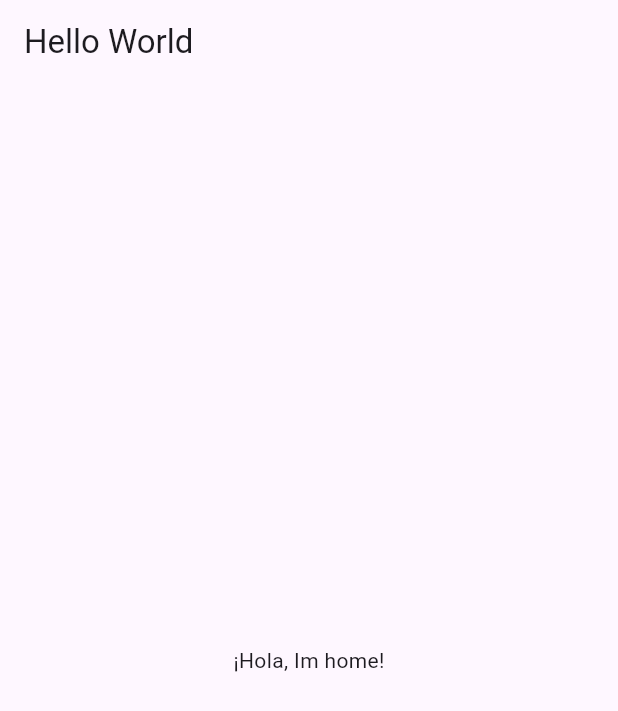
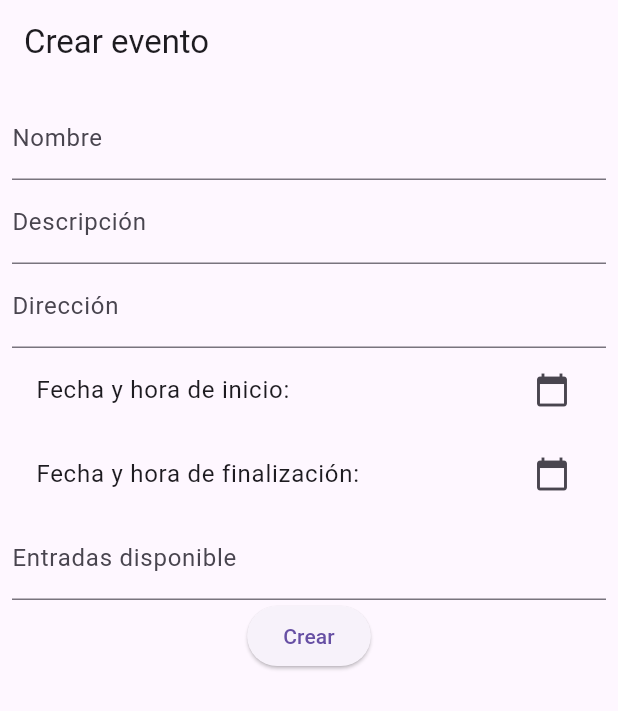
Before and after one commit to ubonano/QuickEntry, a Flutter app: the screen it shows after launch, on a phone screen of 412 x 824 dp. Shown: the top 711 px of the screen. Run offline on Flutter 3.47's test engine with Material 3 defaults, Android fonts, the light colour scheme and no system bars; our stand-ins replace firebase_core; accounts and stored records are empty; statements that could not run were skipped.

Commit message:
Form created

```diff
--- a/lib/main.dart
+++ b/lib/main.dart
@@ -1,7 +1,7 @@
 import 'package:firebase_core/firebase_core.dart';
 import 'package:flutter/material.dart';
-import 'package:quick_entry/views/home_screen.dart';
 import 'firebase/firebase_options.dart';
+import 'views/event_form_screen.dart';
 
 void main() async {
   await Firebase.initializeApp(
@@ -15,9 +15,9 @@ class QuickEntryApp extends StatelessWidget {
 
   @override
   Widget build(BuildContext context) {
-    return const MaterialApp(
+    return MaterialApp(
       title: 'QuickEntry',
-      home: HomeScreen(),
+      home: EventFormScreen(),
     );
   }
 }
--- /dev/null
+++ b/lib/views/event_form_screen.dart
@@ -0,0 +1,186 @@
+import 'package:flutter/material.dart';
+import 'package:intl/intl.dart';
+
+class EventFormScreen extends StatefulWidget {
+  @override
+  _EventFormScreenState createState() => _EventFormScreenState();
+}
+
+class _EventFormScreenState extends State<EventFormScreen> {
+  final _formKey = GlobalKey<FormState>();
+  final _nameController = TextEditingController();
+  final _descriptionController = TextEditingController();
+  final _addressController = TextEditingController();
+  final _availableTicketsController = TextEditingController();
+  DateTime? _startDateTime;
+  DateTime? _endDateTime;
+
+  @override
+  Widget build(BuildContext context) {
+    return Scaffold(
+      appBar: AppBar(title: const Text('Crear evento')),
+      body: Padding(
+        padding: const EdgeInsets.all(8.0),
+        child: EventForm(
+          formKey: _formKey,
+          fieldsControllers: {
+            'name': _nameController,
+            'description': _descriptionController,
+            'address': _addressController,
+            'availableTickets': _availableTicketsController
+          },
+          onPickDateTime: _pickDateTime,
+          onSubmit: _validateAndSubmit,
+          startDateTime: _startDateTime,
+          endDateTime: _endDateTime,
+        ),
+      ),
+    );
+  }
+
+  Future<void> _pickDateTime(bool isStart) async {
+    final date =
+        await _selectDate(context, isStart ? _startDateTime : _endDateTime);
+    final time =
+        await _selectTime(context, isStart ? _startDateTime : _endDateTime);
+
+    if (date != null && time != null) {
+      final selectedDateTime =
+          DateTime(date.year, date.month, date.day, time.hour, time.minute);
+      setState(() => isStart
+          ? _startDateTime = selectedDateTime
+          : _endDateTime = selectedDateTime);
+    }
+  }
+
+  Future<DateTime?> _selectDate(
+      BuildContext context, DateTime? initialDate) async {
+    return await showDatePicker(
+      context: context,
+      initialDate: initialDate ?? DateTime.now(),
+      firstDate: DateTime(2000),
+      lastDate: DateTime(2100),
+    );
+  }
+
+  Future<TimeOfDay?> _selectTime(
+      BuildContext context, DateTime? initialDateTime) async {
+    return await showTimePicker(
+      context: context,
+      initialTime: TimeOfDay.fromDateTime(initialDateTime ?? DateTime.now()),
+    );
+  }
+
+  void _validateAndSubmit() {
+    if (_formKey.currentState!.validate() && _validateDateTime()) {
+      // Aquí puedes manejar los datos del formulario
+      print(
+          'Form data: ${_nameController.text}, ${_descriptionController.text}, ${_addressController.text}, $_startDateTime, $_endDateTime, ${_availableTicketsController.text}');
+    }
+  }
+
+  bool _validateDateTime() {
+    if (_startDateTime == null || _endDateTime == null) {
+      _showErrorSnackbar(
+          'Por favor, selecciona las fechas de inicio y finalización del evento.');
+      return false;
+    }
+    if (_endDateTime!.isBefore(_startDateTime!)) {
+      _showErrorSnackbar(
+          'La fecha de finalización debe ser posterior a la fecha de inicio.');
+      return false;
+    }
+    return true;
+  }
+
+  void _showErrorSnackbar(String message) {
+    ScaffoldMessenger.of(context).showSnackBar(
+        SnackBar(content: Text(message), duration: const Duration(seconds: 2)));
+  }
+}
+
+class EventForm extends StatelessWidget {
+  const EventForm({
+    Key? key,
+    required this.formKey,
+    required this.fieldsControllers,
+    required this.onPickDateTime,
+    required this.onSubmit,
+    this.startDateTime,
+    this.endDateTime,
+  }) : super(key: key);
+
+  final GlobalKey<FormState> formKey;
+  final Map<String, TextEditingController> fieldsControllers;
+  final Function(bool) onPickDateTime;
+  final VoidCallback onSubmit;
+  final DateTime? startDateTime;
+  final DateTime? endDateTime;
+
+  @override
+  Widget build(BuildContext context) {
+    return Form(
+      key: formKey,
+      child: SingleChildScrollView(
+        child: Column(
+          children: <Widget>[
+            _buildTextFormField(fieldsControllers['name']!, 'Nombre',
+                'Por favor ingrese un nombre'),
+            _buildTextFormField(fieldsControllers['description']!,
+                'Descripción', 'Por favor ingrese una descripcion'),
+            _buildTextFormField(fieldsControllers['address']!, 'Dirección',
+                'Por favor ingrese una dirección'),
+            _buildDateTimePicker('Fecha y hora de inicio:', startDateTime,
+                () => onPickDateTime(true)),
+            _buildDateTimePicker('Fecha y hora de finalización:', endDateTime,
+                () => onPickDateTime(false)),
+            _buildTextFormField(
+              fieldsControllers['availableTickets']!,
+              'Entradas disponible',
+              'Por favor ingrese un numero valido',
+              keyboardType: TextInputType.number,
+              validator: _validateTickets,
+            ),
+            ElevatedButton(onPressed: onSubmit, child: const Text('Crear')),
+          ],
+        ),
+      ),
+    );
+  }
+
+  Widget _buildTextFormField(
+    TextEditingController controller,
+    String label,
+    String errorMessage, {
+    TextInputType keyboardType = TextInputType.text,
+    FormFieldValidator<String>? validator,
+  }) {
+    return TextFormField(
+      controller: controller,
+      decoration: InputDecoration(labelText: label),
+      keyboardType: keyboardType,
+      validator: validator ??
+          (value) => (value == null || value.isEmpty) ? errorMessage : null,
+    );
+  }
+
+  String? _validateTickets(String? value) {
+    if (value == null || value.isEmpty) {
+      return 'Por favor ingrese un numero valido';
+    }
+    if (int.tryParse(value) == null || int.parse(value) <= 0) {
+      return 'Por favor ingrese un numero mayor a 0';
+    }
+    return null;
+  }
+
+  Widget _buildDateTimePicker(
+      String label, DateTime? selectedDate, VoidCallback onTap) {
+    return ListTile(
+      title: Text(
+          '$label ${selectedDate != null ? DateFormat('yyyy-MM-dd HH:mm').format(selectedDate) : ''}'),
+      trailing: const Icon(Icons.calendar_today),
+      onTap: onTap,
+    );
+  }
+}
--- a/lib/views/home_screen.dart
+++ b/lib/views/home_screen.dart
@@ -7,7 +7,7 @@ class HomeScreen extends StatelessWidget {
   Widget build(BuildContext context) {
     return Scaffold(
       appBar: AppBar(
-        title: Text('Hello World'),
+        title: const Text('Hello World'),
       ),
       body: const Center(
         child: Text('¡Hola, Im home!'),
--- a/pubspec.yaml
+++ b/pubspec.yaml
@@ -38,7 +38,6 @@ dependencies:
   crypto:
   firebase_core:
   cloud_firestore:
-  flutter_form_builder:
   intl:
 
 dev_dependencies:
```
Also changed, not shown: pubspec.lock.
